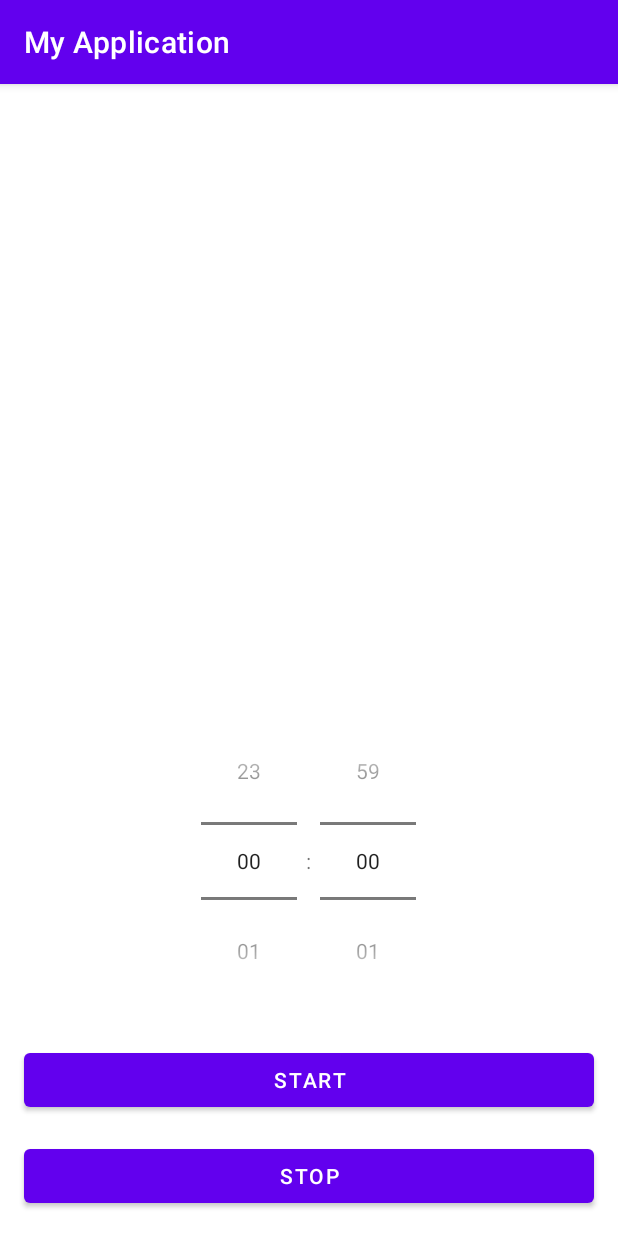
After one commit to Dmitry-Zv/My-application, an Android app: the Homework9 screen opened directly, with no data from a screen before it, on a phone screen of 412 x 824 dp. The commit adds this screen. Run offline under Robolectric (Android 15) with nearby library versions, the phone set to English and light mode, and no system bars.

Commit message:
Add foreground service and timer

```diff
--- a/app/src/main/AndroidManifest.xml
+++ b/app/src/main/AndroidManifest.xml
@@ -3,15 +3,18 @@
     package="by.zharikov.myapplication">
 
     <uses-permission android:name="android.permission.INTERNET" />
+    <uses-permission android:name="android.permission.FOREGROUND_SERVICE"/>
 
     <application
+        android:name=".homework9.App"
         android:allowBackup="true"
         android:icon="@mipmap/ic_launcher"
         android:label="@string/app_name"
         android:roundIcon="@mipmap/ic_launcher_round"
         android:supportsRtl="true"
         android:theme="@style/AppTheme">
-        <activity android:name=".homework8.Homework8"></activity>
+        <activity android:name=".homework9.Homework9"/>
+        <activity android:name=".homework8.Homework8" />
         <activity android:name=".homework7.Homework7" />
         <activity android:name=".homework6.Homework6" />
         <activity android:name=".homework5.HomePage" />
@@ -22,6 +25,7 @@
         <activity android:name=".homework4.Homework4" />
         <activity android:name=".homework2.Homework2" />
         <activity android:name=".Homework1" />
+        <service android:name=".homework9.MyForegroundService"/>
         <activity android:name=".MainActivity">
             <intent-filter>
                 <action android:name="android.intent.action.MAIN" />
--- /dev/null
+++ b/app/src/main/java/by/zharikov/myapplication/homework9/Homework9.kt
@@ -0,0 +1,62 @@
+package by.zharikov.myapplication.homework9
+
+import android.content.Intent
+import android.os.Build
+import androidx.appcompat.app.AppCompatActivity
+import android.os.Bundle
+import android.os.CountDownTimer
+import android.widget.Button
+import android.widget.TextView
+import android.widget.TimePicker
+import androidx.annotation.RequiresApi
+import by.zharikov.myapplication.R
+
+
+class Homework9 : AppCompatActivity() {
+    lateinit var timerPicker: TimePicker
+    lateinit var timer: TextView
+    lateinit var countDownTimer : CountDownTimer
+
+    @RequiresApi(Build.VERSION_CODES.O)
+    override fun onCreate(savedInstanceState: Bundle?) {
+        super.onCreate(savedInstanceState)
+        setContentView(R.layout.activity_homework9)
+        timerPicker = findViewById<TimePicker>(R.id.timer_picker)
+        timer = findViewById<TextView>(R.id.text_timer)
+        timerPicker.setIs24HourView(true)
+        timerPicker.minute = 0
+        timerPicker.hour = 0
+        timerPicker.setOnTimeChangedListener { view, hourOfDay, minute ->
+            timer.text = "$hourOfDay : $minute"
+            val intent = Intent(this, MyForegroundService::class.java)
+            val btnStartTimer = findViewById<Button>(R.id.button_start_countdown)
+            val btnStopTimer = findViewById<Button>(R.id.button_stop_countdown)
+            val timeInSeconds = (timerPicker.hour * 60 + timerPicker.minute)*60
+            btnStartTimer.setOnClickListener {
+                timer.text = "${timerPicker.hour} : ${timerPicker.minute}"
+                countDownTimer = object : CountDownTimer(timeInSeconds * 1000L, 1000) {
+
+                    @RequiresApi(Build.VERSION_CODES.O)
+                    override fun onTick(millisUntilFinished: Long) {
+                        val minutes = millisUntilFinished / 60000
+                        val seconds = millisUntilFinished / 1000
+                        timer.text = "$minutes : $seconds"
+                    }
+
+                    @RequiresApi(Build.VERSION_CODES.O)
+                    override fun onFinish() {
+                        startService(intent)
+                    }
+                }
+                countDownTimer.start()
+            }
+            btnStopTimer.setOnClickListener {
+                countDownTimer.cancel()
+                timer.text = "0:0"
+            }
+        }
+
+
+    }
+
+}
--- /dev/null
+++ b/app/src/main/res/drawable/ic_timer_off.xml
@@ -0,0 +1,5 @@
+<vector android:height="24dp" android:tint="#11158D"
+    android:viewportHeight="24" android:viewportWidth="24"
+    android:width="24dp" xmlns:android="http://schemas.android.com/apk/res/android">
+    <path android:fillColor="@android:color/white" android:pathData="M19.04,4.55l-1.42,1.42C16.07,4.74 14.12,4 12,4c-1.83,0 -3.53,0.55 -4.95,1.48l1.46,1.46C9.53,6.35 10.73,6 12,6c3.87,0 7,3.13 7,7 0,1.27 -0.35,2.47 -0.94,3.49l1.45,1.45C20.45,16.53 21,14.83 21,13c0,-2.12 -0.74,-4.07 -1.97,-5.61l1.42,-1.42 -1.41,-1.42zM15,1L9,1v2h6L15,1zM11,9.44l2,2L13,8h-2v1.44zM3.02,4L1.75,5.27 4.5,8.03C3.55,9.45 3,11.16 3,13c0,4.97 4.02,9 9,9 1.84,0 3.55,-0.55 4.98,-1.5l2.5,2.5 1.27,-1.27 -7.71,-7.71L3.02,4zM12,20c-3.87,0 -7,-3.13 -7,-7 0,-1.28 0.35,-2.48 0.95,-3.52l9.56,9.56c-1.03,0.61 -2.23,0.96 -3.51,0.96z"/>
+</vector>
--- /dev/null
+++ b/app/src/main/res/layout/activity_homework9.xml
@@ -0,0 +1,44 @@
+<?xml version="1.0" encoding="utf-8"?>
+<androidx.constraintlayout.widget.ConstraintLayout xmlns:android="http://schemas.android.com/apk/res/android"
+    xmlns:app="http://schemas.android.com/apk/res-auto"
+    xmlns:tools="http://schemas.android.com/tools"
+    android:layout_width="match_parent"
+    android:layout_height="match_parent"
+    tools:context=".homework9.Homework9">
+
+    <Button
+        android:id="@+id/button_start_countdown"
+        android:layout_width="match_parent"
+        android:layout_height="wrap_content"
+        android:layout_margin="@dimen/margin_double"
+        android:text="@string/start"
+        app:layout_constraintBottom_toTopOf="@+id/button_stop_countdown" />
+
+    <Button
+        android:id="@+id/button_stop_countdown"
+        android:layout_width="match_parent"
+        android:layout_height="wrap_content"
+        android:layout_margin="@dimen/margin_double"
+        android:text="@string/stop"
+        app:layout_constraintBottom_toBottomOf="parent" />
+
+    <TimePicker
+        android:id="@+id/timer_picker"
+        android:layout_width="match_parent"
+        android:layout_height="wrap_content"
+        android:layout_margin="@dimen/margin_double"
+        android:timePickerMode="spinner"
+        app:layout_constraintBottom_toTopOf="@+id/button_start_countdown" />
+
+    <TextView
+        android:id="@+id/text_timer"
+        android:layout_width="wrap_content"
+        android:layout_height="wrap_content"
+        android:textSize="100sp"
+        app:layout_constraintBottom_toTopOf="@+id/timer_picker"
+        app:layout_constraintEnd_toEndOf="parent"
+        app:layout_constraintStart_toStartOf="parent"
+        app:layout_constraintTop_toTopOf="parent"
+        tools:text="10:00" />
+
+</androidx.constraintlayout.widget.ConstraintLayout>
--- a/app/src/main/res/values/strings.xml
+++ b/app/src/main/res/values/strings.xml
@@ -61,5 +61,7 @@
     <string name="percent">%</string>
     <string name="dollar">$</string>
     <string name="error_response">Error response</string>
+    <string name="start">Start</string>
+    <string name="stop">stop</string>
 
 </resources>
```
Also changed, not shown: app/src/main/java/by/zharikov/myapplication/MainActivity.kt (+7 -0 lines), app/src/main/java/by/zharikov/myapplication/homework9/App.kt (added, +30 -0 lines), app/src/main/java/by/zharikov/myapplication/homework9/MyForegroundService.kt (added, +51 -0 lines).
